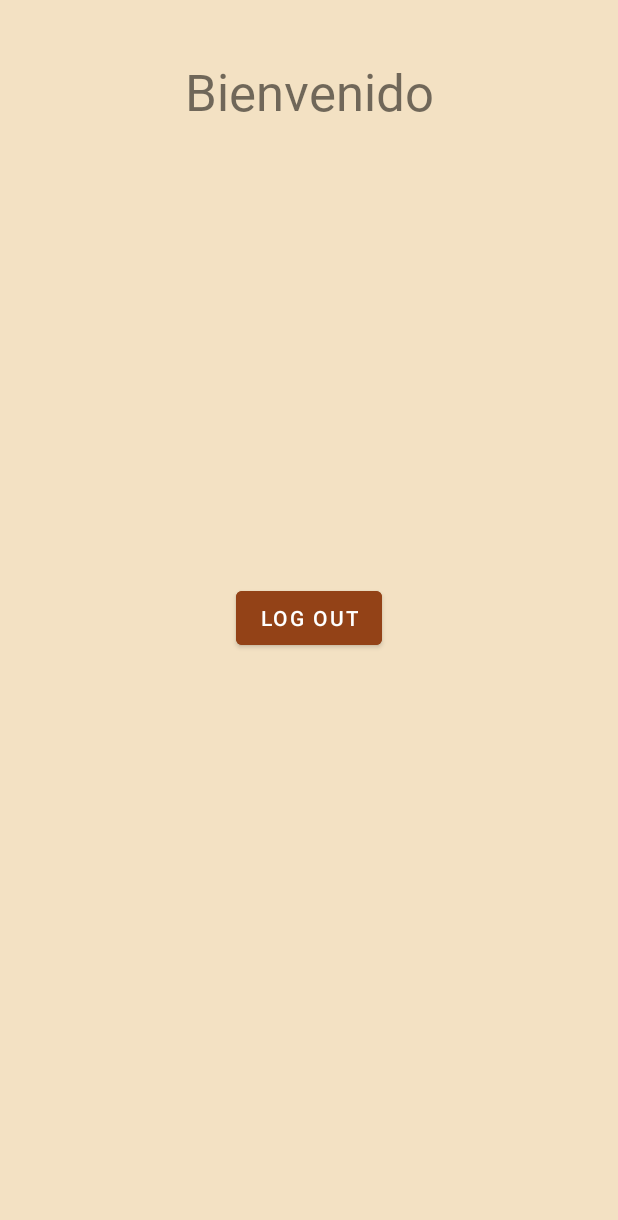
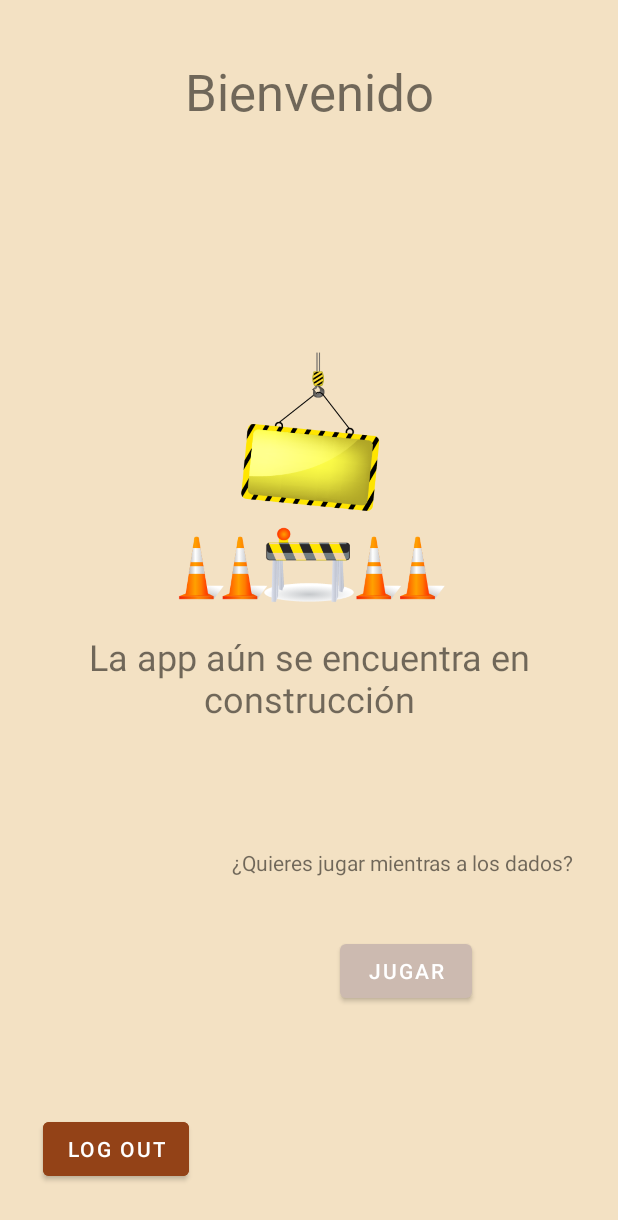
Before and after one commit to venegas55/Guawalk, an Android app: the HomeActivity screen opened directly, with no data from a screen before it, on a phone screen of 412 x 824 dp. Shown: the top 1220 px of the screen. Run offline under Robolectric (Android 15) with nearby library versions, the phone set to English and light mode, and no system bars; our stand-ins replace Firebase (no records; nobody signed in at launch, a user with empty details on screens opened directly).

Commit message:
changed register to its own activity added images on main to manifest building added dice roller from android.developer tutorials

```diff
--- a/app/build.gradle
+++ b/app/build.gradle
@@ -50,9 +50,10 @@ dependencies {
     //Firebase
     implementation 'com.google.firebase:firebase-analytics-ktx'
     implementation platform('com.google.firebase:firebase-bom:31.0.2')
+    implementation 'com.google.firebase:firebase-database-ktx'
     //Auth
     implementation 'com.google.firebase:firebase-auth-ktx'
     testImplementation 'junit:junit:4.13.2'
-    androidTestImplementation 'androidx.test.ext:junit:1.1.3'
-    androidTestImplementation 'androidx.test.espresso:espresso-core:3.4.0'
+    androidTestImplementation 'androidx.test.ext:junit:1.1.4'
+    androidTestImplementation 'androidx.test.espresso:espresso-core:3.5.0'
 }
--- a/app/src/main/java/com/example/guawalk/HomeActivity.kt
+++ b/app/src/main/java/com/example/guawalk/HomeActivity.kt
@@ -1,10 +1,10 @@
 package com.example.guawalk
 
-import androidx.appcompat.app.AppCompatActivity
+import android.content.Intent
 import android.os.Bundle
-import android.provider.ContactsContract.CommonDataKinds.Email
 import android.widget.Button
 import android.widget.TextView
+import androidx.appcompat.app.AppCompatActivity
 import com.google.firebase.auth.FirebaseAuth
 
 enum class ProviderType {
@@ -23,7 +23,13 @@ class HomeActivity : AppCompatActivity() {
         setup(email ?: "", provider ?: "")
     }
 
+    private fun goDice() {
+        val goDiceIntent = Intent(this,DiceActivity::class.java)
+        startActivity(goDiceIntent)
+    }
+
     private fun setup(email: String, provider: String) {
+        // pasar valores de email y de proveedor mediante bundle...
         title = "home"
         val emailLabel = findViewById<TextView>(R.id.emailTV)
         val providerLabel = findViewById<TextView>(R.id.providerTV)
@@ -35,7 +41,15 @@ class HomeActivity : AppCompatActivity() {
             FirebaseAuth.getInstance().signOut()
             onBackPressed()
 
+            }
+        //pasar a la actividad de los dados
+        val botonDados = findViewById<Button>(R.id.botonDados)
+        botonDados.setOnClickListener(){
+            goDice()
+
+
         }
+
 
 
     }
--- a/app/src/main/res/layout/activity_auth.xml
+++ b/app/src/main/res/layout/activity_auth.xml
@@ -86,7 +86,7 @@
         app:layout_constraintVertical_bias="0.83" />
 
     <Button
-        android:id="@+id/signUpButton"
+        android:id="@+id/botonRegistro"
         style="?android:attr/buttonBarButtonStyle"
         android:layout_width="wrap_content"
         android:layout_height="wrap_content"
@@ -115,7 +115,7 @@
         app:layout_constraintVertical_bias="0.79" />
 
     <Button
-        android:id="@+id/logInButton"
+        android:id="@+id/botonLogIn"
         style="?android:attr/buttonBarButtonStyle"
         android:layout_width="wrap_content"
         android:layout_height="wrap_content"
--- a/app/src/main/res/layout/activity_home.xml
+++ b/app/src/main/res/layout/activity_home.xml
@@ -31,7 +31,7 @@
         app:layout_constraintHorizontal_bias="0.498"
         app:layout_constraintStart_toStartOf="parent"
         app:layout_constraintTop_toTopOf="parent"
-        app:layout_constraintVertical_bias="0.198" />
+        app:layout_constraintVertical_bias="0.159" />
 
     <TextView
         android:id="@+id/providerTV"
@@ -44,7 +44,7 @@
         app:layout_constraintHorizontal_bias="0.498"
         app:layout_constraintStart_toStartOf="parent"
         app:layout_constraintTop_toTopOf="parent"
-        app:layout_constraintVertical_bias="0.275" />
+        app:layout_constraintVertical_bias="0.235" />
 
     <Button
         android:id="@+id/logOutButton"
@@ -54,7 +54,57 @@
         android:text="Log out"
         app:layout_constraintBottom_toBottomOf="parent"
         app:layout_constraintEnd_toEndOf="parent"
+        app:layout_constraintHorizontal_bias="0.092"
         app:layout_constraintStart_toStartOf="parent"
-        app:layout_constraintTop_toTopOf="parent" />
+        app:layout_constraintTop_toTopOf="parent"
+        app:layout_constraintVertical_bias="0.956" />
+
+    <TextView
+        android:id="@+id/textView6"
+        android:layout_width="353dp"
+        android:layout_height="56dp"
+        android:text="La app aún se encuentra en construcción"
+        android:textAlignment="center"
+        android:textSize="24sp"
+        app:layout_constraintBottom_toBottomOf="parent"
+        app:layout_constraintEnd_toEndOf="parent"
+        app:layout_constraintStart_toStartOf="parent"
+        app:layout_constraintTop_toBottomOf="@+id/providerTV"
+        app:layout_constraintVertical_bias="0.373" />
+
+    <ImageView
+        android:id="@+id/imageView3"
+        android:layout_width="257dp"
+        android:layout_height="263dp"
+        app:layout_constraintBottom_toBottomOf="parent"
+        app:layout_constraintEnd_toEndOf="parent"
+        app:layout_constraintStart_toStartOf="parent"
+        app:layout_constraintTop_toTopOf="parent"
+        app:layout_constraintVertical_bias="0.333"
+        app:srcCompat="@drawable/maintenance" />
+
+    <TextView
+        android:id="@+id/textView7"
+        android:layout_width="wrap_content"
+        android:layout_height="wrap_content"
+        android:text="¿Quieres jugar mientras a los dados?"
+        app:layout_constraintBottom_toBottomOf="parent"
+        app:layout_constraintEnd_toEndOf="parent"
+        app:layout_constraintHorizontal_bias="0.839"
+        app:layout_constraintStart_toStartOf="parent"
+        app:layout_constraintTop_toBottomOf="@+id/textView6"
+        app:layout_constraintVertical_bias="0.268" />
+
+    <Button
+        android:id="@+id/botonDados"
+        android:layout_width="wrap_content"
+        android:layout_height="wrap_content"
+        android:text="Jugar"
+        app:layout_constraintBottom_toBottomOf="parent"
+        app:layout_constraintEnd_toEndOf="parent"
+        app:layout_constraintHorizontal_bias="0.7"
+        app:layout_constraintStart_toStartOf="parent"
+        app:layout_constraintTop_toBottomOf="@+id/textView7"
+        app:layout_constraintVertical_bias="0.201" />
 
 </androidx.constraintlayout.widget.ConstraintLayout>
```
Also changed, not shown: app/src/main/AndroidManifest.xml (+9 -1 lines), app/src/main/java/com/example/guawalk/AuthActivity.kt (+11 -19 lines), app/src/main/java/com/example/guawalk/DiceActivity.kt (added, +86 -0 lines), app/src/main/java/com/example/guawalk/Register.kt (+53 -6 lines), app/src/main/res/layout/activity_dice.xml (added, +55 -0 lines), app/src/main/res/layout/activity_register.xml (+41 -9 lines), app/src/main/res/drawable/dados.png (added), app/src/main/res/drawable/dice_1.png (added), app/src/main/res/drawable/dice_2.png (added), app/src/main/res/drawable/dice_3.png (added), app/src/main/res/drawable/dice_4.png (added), app/src/main/res/drawable/dice_5.png (added), app/src/main/res/drawable/dice_6.png (added), app/src/main/res/drawable/maintenance.png (added).
